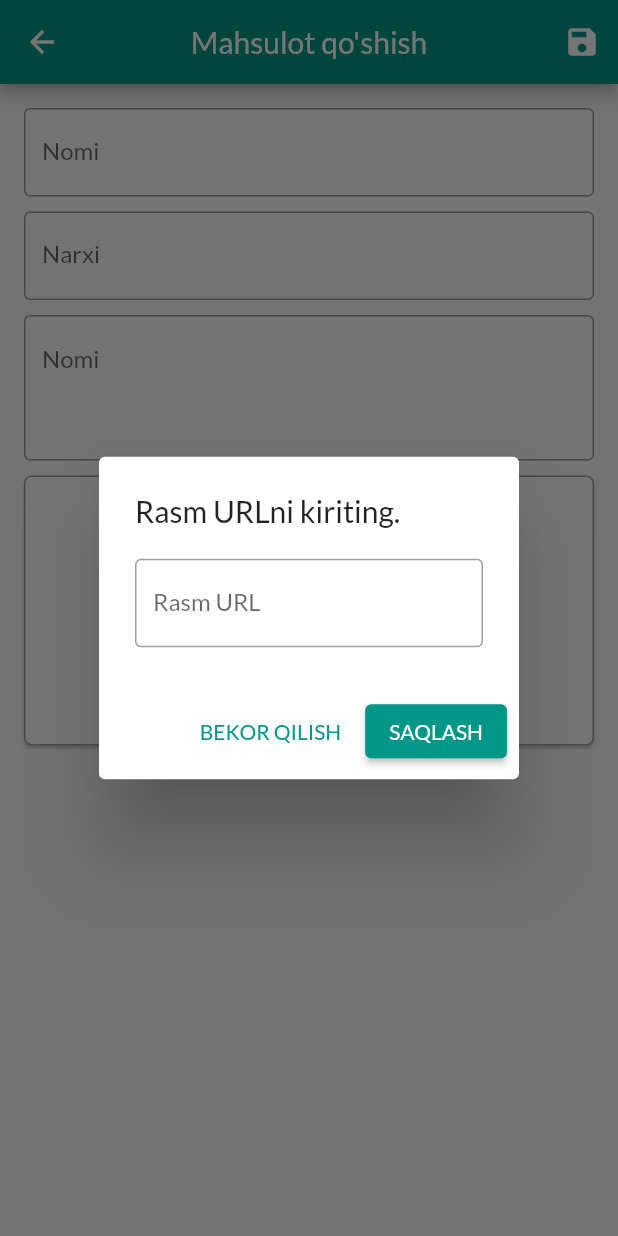
After one commit to Jaloliddin-Fozilov/online_shop, a Flutter app: the EditProductScreen screen opened by its route, after a tap on "Asosiy rasm URL-ni kiriting.", on a phone screen of 412 x 824 dp. The commit adds this screen. Run offline on Flutter 3.47's test engine with Material 2 defaults, Android fonts, the phone set to English and light mode, and no system bars; our stand-ins replace flutter_slidable; network calls fail.

Commit message:
add product screen

```diff
--- a/lib/main.dart
+++ b/lib/main.dart
@@ -10,6 +10,7 @@ import './screens/product_detail_screen.dart';
 import './screens/cart_screen.dart';
 import './screens/orders_screen.dart';
 import './screens/manage_products_screen.dart';
+import './screens/edit_product_screen.dart';
 
 import './style/online_shop_style.dart';
 
@@ -46,6 +47,7 @@ class MyApp extends StatelessWidget {
           CartScreen.routName: (ctx) => const CartScreen(),
           OrdersScreen.routName: (ctx) => const OrdersScreen(),
           ManageProductScreen.routName: (ctx) => const ManageProductScreen(),
+          EditProductScreen.routName: (ctx) => const EditProductScreen(),
         },
       ),
     );
--- /dev/null
+++ b/lib/screens/edit_product_screen.dart
@@ -0,0 +1,181 @@
+import 'package:flutter/material.dart';
+import 'package:online_shop/models/product.dart';
+
+class EditProductScreen extends StatefulWidget {
+  const EditProductScreen({Key? key}) : super(key: key);
+
+  static const routName = '/edit-product';
+
+  @override
+  _EditProductScreenState createState() => _EditProductScreenState();
+}
+
+class _EditProductScreenState extends State<EditProductScreen> {
+  final _form = GlobalKey<FormState>();
+  final _imageForm = GlobalKey<FormState>();
+
+  var _product = Product(
+    id: '',
+    title: '',
+    description: '',
+    price: 0.0,
+    imageUrl: '',
+  );
+
+  void _showImageDialog(BuildContext context) {
+    showDialog(
+      context: context,
+      builder: (ctx) {
+        return AlertDialog(
+          title: const Text('Rasm URLni kiriting.'),
+          content: Form(
+            key: _imageForm,
+            child: TextFormField(
+              decoration: const InputDecoration(
+                labelText: 'Rasm URL',
+                border: OutlineInputBorder(),
+              ),
+              keyboardType: TextInputType.url,
+              onSaved: (newValue) {
+                _product = Product(
+                  id: '',
+                  title: _product.title,
+                  description: _product.description,
+                  price: _product.price,
+                  imageUrl: newValue!,
+                );
+              },
+            ),
+          ),
+          actions: [
+            TextButton(
+              onPressed: () => Navigator.of(context).pop(),
+              child: const Text('BEKOR QILISH'),
+            ),
+            ElevatedButton(
+              onPressed: () => _saveImageForm,
+              child: const Text('SAQLASH'),
+            ),
+          ],
+        );
+      },
+    );
+  }
+
+  void _saveImageForm() {
+    _imageForm.currentState!.save();
+    print(_product.imageUrl);
+    Navigator.of(context).pop();
+  }
+
+  void _saveForm() {
+    _form.currentState!.save();
+    print(_product.title);
+    print(_product.description);
+    print(_product.price);
+  }
+
+  @override
+  Widget build(BuildContext context) {
+    return Scaffold(
+      appBar: AppBar(
+        centerTitle: true,
+        title: const Text('Mahsulot qo\'shish'),
+        actions: [
+          IconButton(
+            onPressed: () => _saveForm(),
+            icon: const Icon(Icons.save),
+          ),
+        ],
+      ),
+      body: GestureDetector(
+        onDoubleTap: () => FocusScope.of(context).unfocus(),
+        child: Form(
+          key: _form,
+          child: SingleChildScrollView(
+            padding: const EdgeInsets.all(16.0),
+            child: Column(
+              children: [
+                TextFormField(
+                  decoration: const InputDecoration(
+                    labelText: 'Nomi',
+                    border: OutlineInputBorder(),
+                  ),
+                  textInputAction: TextInputAction.next,
+                  onSaved: (newValue) {
+                    _product = Product(
+                      id: '',
+                      title: newValue!,
+                      description: _product.description,
+                      price: _product.price,
+                      imageUrl: _product.imageUrl,
+                    );
+                  },
+                ),
+                const SizedBox(height: 10),
+                TextFormField(
+                  decoration: const InputDecoration(
+                    labelText: 'Narxi',
+                    border: OutlineInputBorder(),
+                  ),
+                  textInputAction: TextInputAction.next,
+                  onSaved: (newValue) {
+                    _product = Product(
+                      id: '',
+                      title: _product.title,
+                      description: _product.description,
+                      price: double.parse(newValue!),
+                      imageUrl: _product.imageUrl,
+                    );
+                  },
+                ),
+                const SizedBox(height: 10),
+                TextFormField(
+                  decoration: const InputDecoration(
+                    labelText: 'Nomi',
+                    border: OutlineInputBorder(),
+                    alignLabelWithHint: true,
+                  ),
+                  maxLines: 3,
+                  keyboardType: TextInputType.multiline,
+                  onSaved: (newValue) {
+                    _product = Product(
+                      id: '',
+                      title: _product.title,
+                      description: newValue!,
+                      price: _product.price,
+                      imageUrl: _product.imageUrl,
+                    );
+                  },
+                ),
+                const SizedBox(height: 10),
+                Card(
+                  margin: const EdgeInsets.all(0),
+                  shape: RoundedRectangleBorder(
+                    borderRadius: BorderRadius.circular(5),
+                    side: const BorderSide(
+                      color: Colors.grey,
+                    ),
+                  ),
+                  child: InkWell(
+                    onTap: () => _showImageDialog(context),
+                    splashColor:
+                        Theme.of(context).primaryColor.withOpacity(0.7),
+                    borderRadius: BorderRadius.circular(5),
+                    highlightColor: Colors.transparent,
+                    child: Container(
+                      height: 180,
+                      width: double.infinity,
+                      alignment: Alignment.center,
+                      child: const Text('Asosiy rasm URL-ni kiriting.'),
+                    ),
+                  ),
+                )
+              ],
+            ),
+          ),
+        ),
+      ),
+    );
+  }
+}
--- a/lib/screens/manage_products_screen.dart
+++ b/lib/screens/manage_products_screen.dart
@@ -3,6 +3,8 @@ import 'package:provider/provider.dart';
 
 import '../widgets/user_product_item.dart';
 import '../widgets/app_drawer.dart';
+
+import '/screens/edit_product_screen.dart';
 
 import '../providers/products.dart';
 
@@ -21,7 +23,8 @@ class ManageProductScreen extends StatelessWidget {
         title: const Text("Mahsulotlarni boshqarish"),
         actions: [
           IconButton(
-            onPressed: () {},
+            onPressed: () =>
+                Navigator.of(context).pushNamed(EditProductScreen.routName),
             icon: const Icon(Icons.add),
           ),
         ],
```
